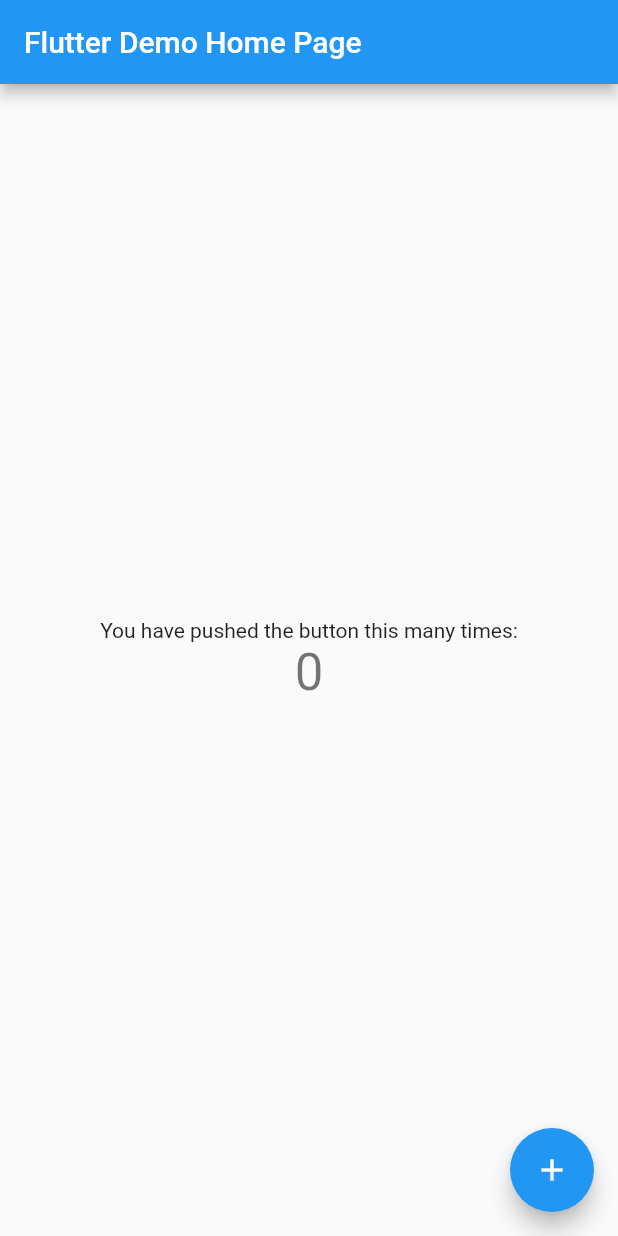
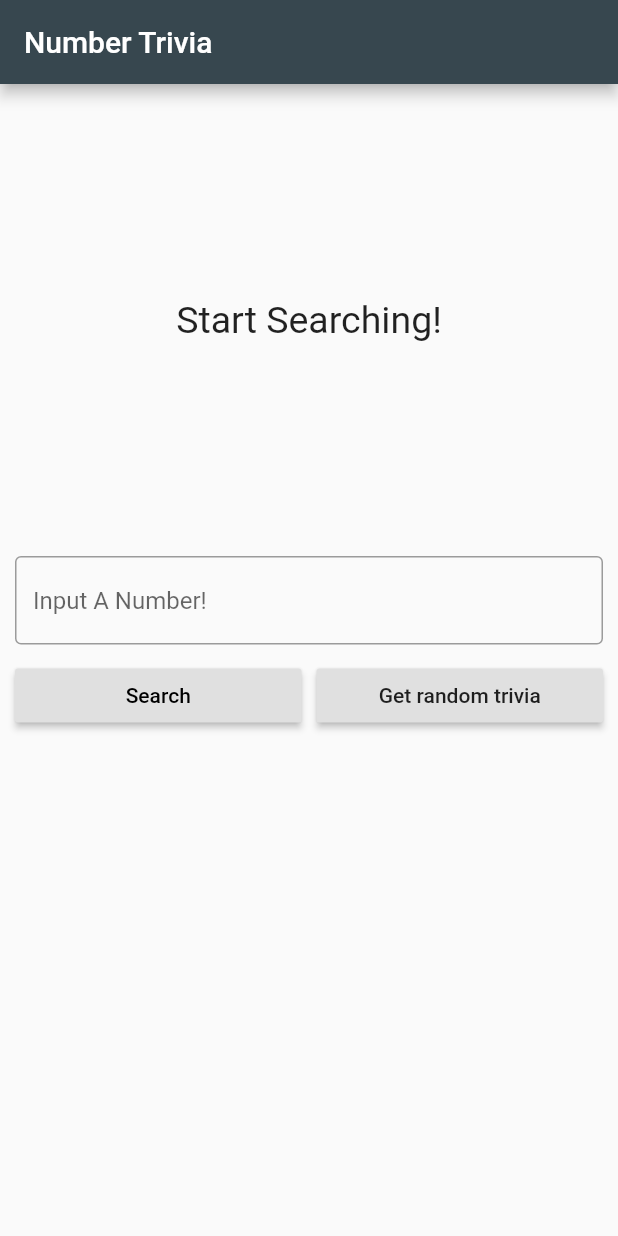
Before and after one commit to Aaron-Wright/Number-Trivia, a Flutter app: the screen it shows after launch, on a phone screen of 412 x 824 dp. Run offline on Flutter 3.47's test engine with Material 2 defaults, Android fonts, the phone set to English and light mode, and no system bars; our stand-ins replace bloc, dartz, data_connection_checker, equatable, flutter_bloc, get_it and 1 more.

Commit message:
UI and UX design

```diff
--- /dev/null
+++ b/NumberTrivia/lib/FEATURES/Presentation/Pages/number_trivia_page.dart
@@ -0,0 +1,57 @@
+import 'package:flutter/material.dart';
+import 'package:flutter_bloc/flutter_bloc.dart';
+
+import '../../../injection_container.dart';
+import '../Widgets/message_display.dart';
+import '../Widgets/widgets.dart';
+import '../bloc/bloc.dart';
+import '../bloc/number_trivia_bloc.dart';
+
+class NumberTriviaPage extends StatelessWidget {
+  @override
+  Widget build(BuildContext context) {
+    return Scaffold(
+      appBar: AppBar(
+        title: Text('Number Trivia'),
+      ),
+      body: SingleChildScrollView(child: buildbody(context)),
+    );
+  }
+
+  BlocProvider<NumberTriviaBloc> buildbody(BuildContext context) {
+    return BlocProvider(
+      builder: (_) => sl<NumberTriviaBloc>(),
+      child: Center(
+        child: Padding(
+          padding: const EdgeInsets.all(10),
+          child: Column(children: <Widget>[
+            SizedBox(
+              height: 10,
+            ),
+            //Top Half
+            BlocBuilder<NumberTriviaBloc, NumberTriviaState>(
+              builder: (context, state) {
+                if (state is Empty) {
+                  return MessageDisplay(
+                    message: 'Start Searching!',
+                  );
+                } else if (state is Loading) {
+                  return LoadingWidget(message: null,); //!might remove the message: null form this function
+                } else if (state is Loaded) {
+                  return TriviaDisplay(numberTrivia: state.trivia);
+                } else if (state is Error) {
+                  return MessageDisplay(
+                    message: state.message,
+                  );
+                }
+              },
+            ),
+            SizedBox(height: 20),
+            //Bottom Half
+            TriviaControls(),
+          ]),
+        ),
+      ),
+    );
+  }
+}
--- /dev/null
+++ b/NumberTrivia/lib/FEATURES/Presentation/Widgets/message_display.dart
@@ -0,0 +1,25 @@
+import 'package:flutter/material.dart';
+
+class MessageDisplay extends StatelessWidget {
+  final String message;
+  const MessageDisplay({
+    Key key,
+    @required this.message,
+  }) : super(key: key);
+
+  @override
+  Widget build(BuildContext context) {
+    return Container(
+      height: MediaQuery.of(context).size.height / 3,
+      child: Center(
+        child: SingleChildScrollView(
+          child: Text(
+            message,
+            style: TextStyle(fontSize: 25),
+            textAlign: TextAlign.center,
+          ),
+        ),
+      ),
+    );
+  }
+}
--- /dev/null
+++ b/NumberTrivia/lib/FEATURES/Presentation/Widgets/trivia_controls.dart
@@ -0,0 +1,70 @@
+import 'package:NumberTrivia/FEATURES/Presentation/bloc/bloc.dart';
+import 'package:flutter/material.dart';
+import 'package:flutter_bloc/flutter_bloc.dart';
+
+class TriviaControls extends StatefulWidget {
+  const TriviaControls({
+    Key key,
+  }) : super(key: key);
+
+  @override
+  _TriviaControlsState createState() => _TriviaControlsState();
+}
+
+class _TriviaControlsState extends State<TriviaControls> {
+  final controller = TextEditingController();
+  String inputStr;
+  @override
+  Widget build(BuildContext context) {
+    return Column(
+      children: <Widget>[
+        TextField(
+          controller: controller,
+          keyboardType: TextInputType.number,
+          decoration: InputDecoration(
+            border: OutlineInputBorder(),
+            hintText: 'Input A Number!',
+          ),
+          onChanged: (value) {
+            inputStr = value;
+          },
+          onSubmitted: (_) {
+            dispatchConcrete();
+          },
+        ),
+        SizedBox(height: 10),
+        Row(
+          children: <Widget>[
+            Expanded(
+              child: RaisedButton(
+                child: Text('Search'),
+                color: Theme.of(context).accentColor,
+                textTheme: ButtonTextTheme.primary,
+                onPressed: dispatchConcrete,
+              ),
+            ),
+            SizedBox(width: 10),
+            Expanded(
+              child: RaisedButton(
+                child: Text('Get random trivia'),
+                onPressed: dispatchRandom,
+              ),
+            ),
+          ],
+        )
+      ],
+    );
+  }
+
+  void dispatchConcrete() {
+    controller.clear();
+    BlocProvider.of<NumberTriviaBloc>(context)
+        .dispatch(GetTriviaForConcreteNumber(inputStr));
+  }
+
+  void dispatchRandom() {
+    controller.clear();
+    BlocProvider.of<NumberTriviaBloc>(context)
+        .dispatch(GetTriviaForRandomNumber());
+  }
+}
--- /dev/null
+++ b/NumberTrivia/lib/FEATURES/Presentation/Widgets/widgets.dart
@@ -0,0 +1,4 @@
+export 'loading_widgets.dart';
+export 'trivia_display.dart';
+export 'message_display.dart';
+export 'trivia_controls.dart';
--- a/NumberTrivia/lib/main.dart
+++ b/NumberTrivia/lib/main.dart
@@ -1,117 +1,21 @@
 import 'package:flutter/material.dart';
+import 'package:flutter/rendering.dart';
+import 'FEATURES/Presentation/Pages/number_trivia_page.dart';
+import 'injection_container.dart' as di;
 
-void main() {
-  runApp(MyApp());
+void main() async {
+  await di.init();
+  runApp(Trivia());
 }
 
-class MyApp extends StatelessWidget {
-  // This widget is the root of your application.
+class Trivia extends StatelessWidget {
   @override
   Widget build(BuildContext context) {
     return MaterialApp(
-      title: 'Flutter Demo',
-      theme: ThemeData(
-        // This is the theme of your application.
-        //
-        // Try running your application with "flutter run". You'll see the
-        // application has a blue toolbar. Then, without quitting the app, try
-        // changing the primarySwatch below to Colors.green and then invoke
-        // "hot reload" (press "r" in the console where you ran "flutter run",
-        // or simply save your changes to "hot reload" in a Flutter IDE).
-        // Notice that the counter didn't reset back to zero; the application
-        // is not restarted.
-        primarySwatch: Colors.blue,
-        // This makes the visual density adapt to the platform that you run
-        // the app on. For desktop platforms, the controls will be smaller and
-        // closer together (more dense) than on mobile platforms.
-        visualDensity: VisualDensity.adaptivePlatformDensity,
-      ),
-      home: MyHomePage(title: 'Flutter Demo Home Page'),
+      title: 'Number Trivia',
+      theme: ThemeData(primaryColor: Colors.blueGrey.shade800,
+      accentColor: Colors.grey.shade300),
+      home: NumberTriviaPage(),
     );
   }
 }
-
-class MyHomePage extends StatefulWidget {
-  MyHomePage({Key key, this.title}) : super(key: key);
-
-  // This widget is the home page of your application. It is stateful, meaning
-  // that it has a State object (defined below) that contains fields that affect
-  // how it looks.
-
-  // This class is the configuration for the state. It holds the values (in this
-  // case the title) provided by the parent (in this case the App widget) and
-  // used by the build method of the State. Fields in a Widget subclass are
-  // always marked "final".
-
-  final String title;
-
-  @override
-  _MyHomePageState createState() => _MyHomePageState();
-}
-
-class _MyHomePageState extends State<MyHomePage> {
-  int _counter = 0;
-
-  void _incrementCounter() {
-    setState(() {
-      // This call to setState tells the Flutter framework that something has
-      // changed in this State, which causes it to rerun the build method below
-      // so that the display can reflect the updated values. If we changed
-      // _counter without calling setState(), then the build method would not be
-      // called again, and so nothing would appear to happen.
-      _counter++;
-    });
-  }
-
-  @override
-  Widget build(BuildContext context) {
-    // This method is rerun every time setState is called, for instance as done
-    // by the _incrementCounter method above.
-    //
-    // The Flutter framework has been optimized to make rerunning build methods
-    // fast, so that you can just rebuild anything that needs updating rather
-    // than having to individually change instances of widgets.
-    return Scaffold(
-      appBar: AppBar(
-        // Here we take the value from the MyHomePage object that was created by
-        // the App.build method, and use it to set our appbar title.
-        title: Text(widget.title),
-      ),
-      body: Center(
-        // Center is a layout widget. It takes a single child and positions it
-        // in the middle of the parent.
-        child: Column(
-          // Column is also a layout widget. It takes a list of children and
-          // arranges them vertically. By default, it sizes itself to fit its
-          // children horizontally, and tries to be as tall as its parent.
-          //
-          // Invoke "debug painting" (press "p" in the console, choose the
-          // "Toggle Debug Paint" action from the Flutter Inspector in Android
-          // Studio, or the "Toggle Debug Paint" command in Visual Studio Code)
-          // to see the wireframe for each widget.
-          //
-          // Column has various properties to control how it sizes itself and
-          // how it positions its children. Here we use mainAxisAlignment to
-          // center the children vertically; the main axis here is the vertical
-          // axis because Columns are vertical (the cross axis would be
-          // horizontal).
-          mainAxisAlignment: MainAxisAlignment.center,
-          children: <Widget>[
-            Text(
-              'You have pushed the button this many times:',
-            ),
-            Text(
-              '$_counter',
-              style: Theme.of(context).textTheme.headline4,
-            ),
-          ],
-        ),
-      ),
-      floatingActionButton: FloatingActionButton(
-        onPressed: _incrementCounter,
-        tooltip: 'Increment',
-        child: Icon(Icons.add),
-      ), // This trailing comma makes auto-formatting nicer for build methods.
-    );
-  }
-}
```
Also changed, not shown: NumberTrivia/lib/FEATURES/Presentation/Widgets/loading_widgets.dart (added, +19 -0 lines), NumberTrivia/lib/FEATURES/Presentation/Widgets/trivia_display.dart (added, +36 -0 lines), NumberTrivia/lib/injection_container.dart (+38 -2 lines).
